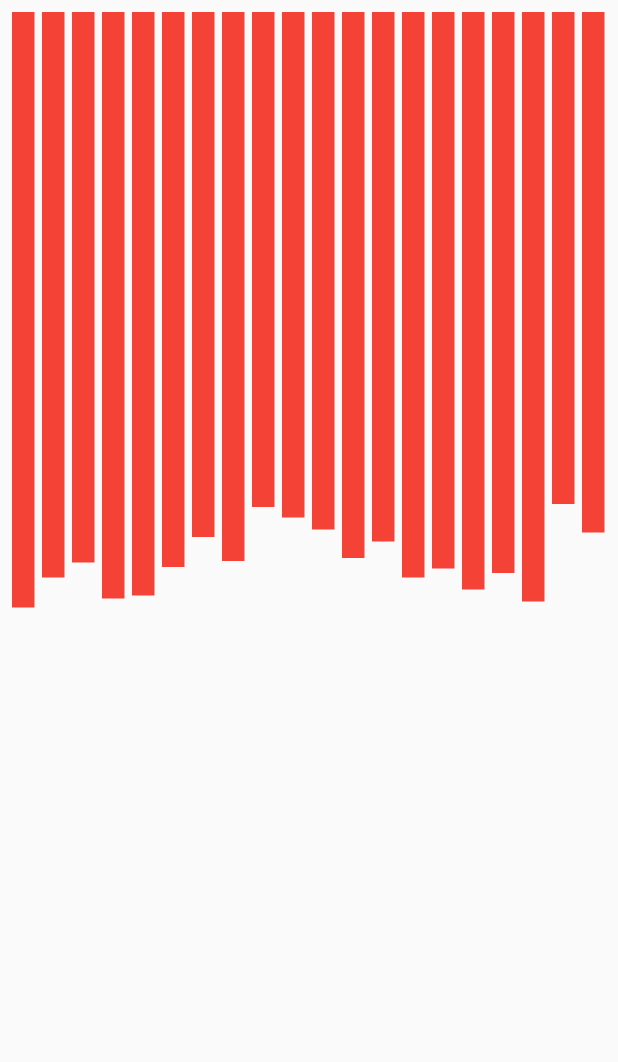
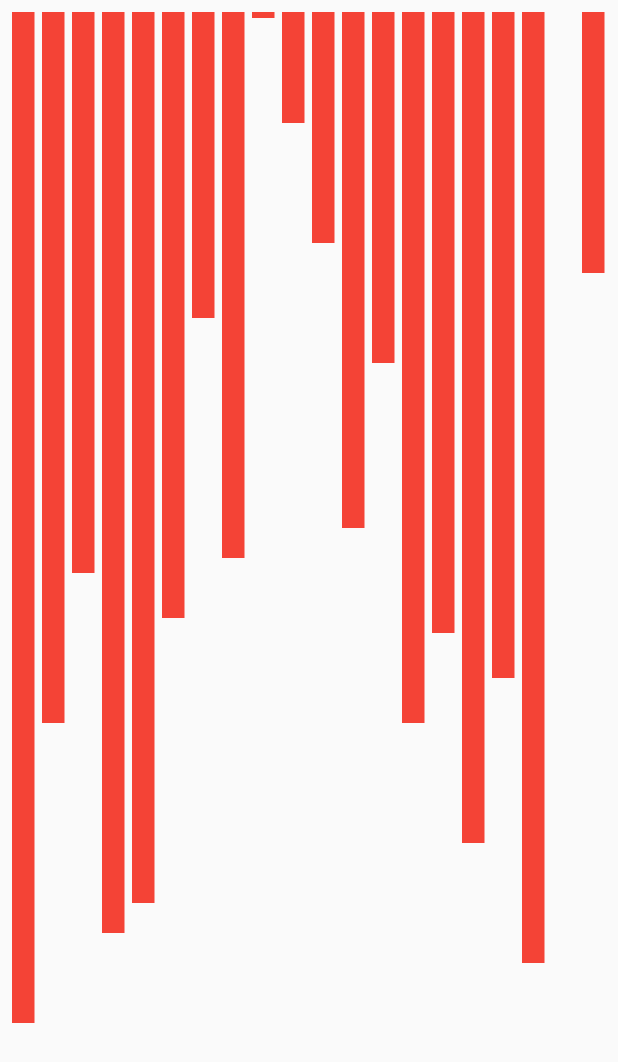
Before and after one commit to Akash9151/ImagineSorting, a Flutter app: the screen it shows after launch, on a phone screen of 412 x 824 dp. Shown: the top 1062 px of the screen. Run offline on Flutter 3.47's test engine with Material 2 defaults, Android fonts, the light colour scheme and no system bars.

Commit message:
updated the bars.

```diff
--- a/lib/UI/tiles.dart
+++ b/lib/UI/tiles.dart
@@ -2,92 +2,94 @@ import 'package:flutter/material.dart';
 import 'package:imaginesorting/UI/widgets/custom_tile.dart';
 
 class Tiles extends StatelessWidget {
-  final List<int> list = [15, 35, 45, 21, 23, 42, 62, 46, 82, 75, 67, 48, 59, 35, 41, 27, 38, 19, 84, 65];
+  final List<int> list = [150, 350, 450, 210, 230, 420, 620, 460, 820, 750, 670, 480, 590, 350, 410, 270, 380, 190, 840, 650];
 
   @override
   Widget build(BuildContext context) {
+
+    final _height = MediaQuery.of(context).size.height;
     return Scaffold(
       body: Padding(
         padding: const EdgeInsets.all(8.0),
         child: Row(
           children: [
-            CustomTile(height: MediaQuery.of(context).size.height /2 - list[0],),
+            CustomTile(height:list[0],),
             SizedBox(
               width: 5.0,
             ),
-            CustomTile(height: MediaQuery.of(context).size.height /2 - list[1],),
+            CustomTile(height: list[1],),
             SizedBox(
               width: 5.0,
             ),
-            CustomTile(height: MediaQuery.of(context).size.height /2 - list[2],),
+            CustomTile(height: list[2],),
             SizedBox(
               width: 5.0,
             ),
-            CustomTile(height: MediaQuery.of(context).size.height /2 - list[3],),
+            CustomTile(height: list[3],),
             SizedBox(
               width: 5.0,
             ),
-            CustomTile(height: MediaQuery.of(context).size.height /2 - list[4],),
+            CustomTile(height: list[4],),
             SizedBox(
               width: 5.0,
             ),
-            CustomTile(height: MediaQuery.of(context).size.height /2 - list[5],),
+            CustomTile(height: list[5],),
             SizedBox(
               width: 5.0,
             ),
-            CustomTile(height: MediaQuery.of(context).size.height /2 - list[6],),
+            CustomTile(height: list[6],),
             SizedBox(
               width: 5.0,
             ),
-            CustomTile(height: MediaQuery.of(context).size.height /2 - list[7],),
+            CustomTile(height: list[7],),
             SizedBox(
               width: 5.0,
             ),
-            CustomTile(height: MediaQuery.of(context).size.height /2 - list[8],),
+            CustomTile(height: list[8],),
             SizedBox(
               width: 5.0,
             ),
-            CustomTile(height: MediaQuery.of(context).size.height /2 - list[9],),
+            CustomTile(height: list[9],),
             SizedBox(
               width: 5.0,
             ),
-            CustomTile(height: MediaQuery.of(context).size.height /2 - list[10],),
+            CustomTile(height: list[10],),
             SizedBox(
               width: 5.0,
             ),
-            CustomTile(height: MediaQuery.of(context).size.height /2 - list[11],),
+            CustomTile(height: list[11],),
             SizedBox(
               width: 5.0,
             ),
-            CustomTile(height: MediaQuery.of(context).size.height /2 - list[12],),
+            CustomTile(height: list[12],),
             SizedBox(
               width: 5.0,
             ),
-            CustomTile(height: MediaQuery.of(context).size.height /2 - list[13],),
+            CustomTile(height: list[13],),
             SizedBox(
               width: 5.0,
             ),
-            CustomTile(height: MediaQuery.of(context).size.height /2 - list[14],),
+            CustomTile(height: list[14],),
             SizedBox(
               width: 5.0,
             ),
-            CustomTile(height: MediaQuery.of(context).size.height /2 - list[15],),
+            CustomTile(height: list[15],),
             SizedBox(
               width: 5.0,
             ),
-            CustomTile(height: MediaQuery.of(context).size.height /2 - list[16],),
+            CustomTile(height: list[16],),
             SizedBox(
               width: 5.0,
             ),
-            CustomTile(height: MediaQuery.of(context).size.height /2 - list[17],),
+            CustomTile(height: list[17],),
             SizedBox(
               width: 5.0,
             ),
-            CustomTile(height: MediaQuery.of(context).size.height /2 - list[18],),
+            CustomTile(height: list[18],),
             SizedBox(
               width: 5.0,
             ),
-            CustomTile(height: MediaQuery.of(context).size.height /2 - list[19],),
+            CustomTile(height: list[19],),
             SizedBox(
               width: 5.0,
             ),
--- a/lib/UI/widgets/custom_tile.dart
+++ b/lib/UI/widgets/custom_tile.dart
@@ -2,17 +2,20 @@ import 'package:flutter/material.dart';
 
 class CustomTile extends StatelessWidget {
 
-  final double height;
+  final int height;
 
   CustomTile({this.height});
 
   @override
   Widget build(BuildContext context) {
+
+    final _height = MediaQuery.of(context).size.height;
+
     return Align(
       alignment: Alignment.topCenter,
           child: Container(
         width: 15.0,
-        height: height,
+        height: _height - height,
         color: Colors.red,
       ),
     );
```
